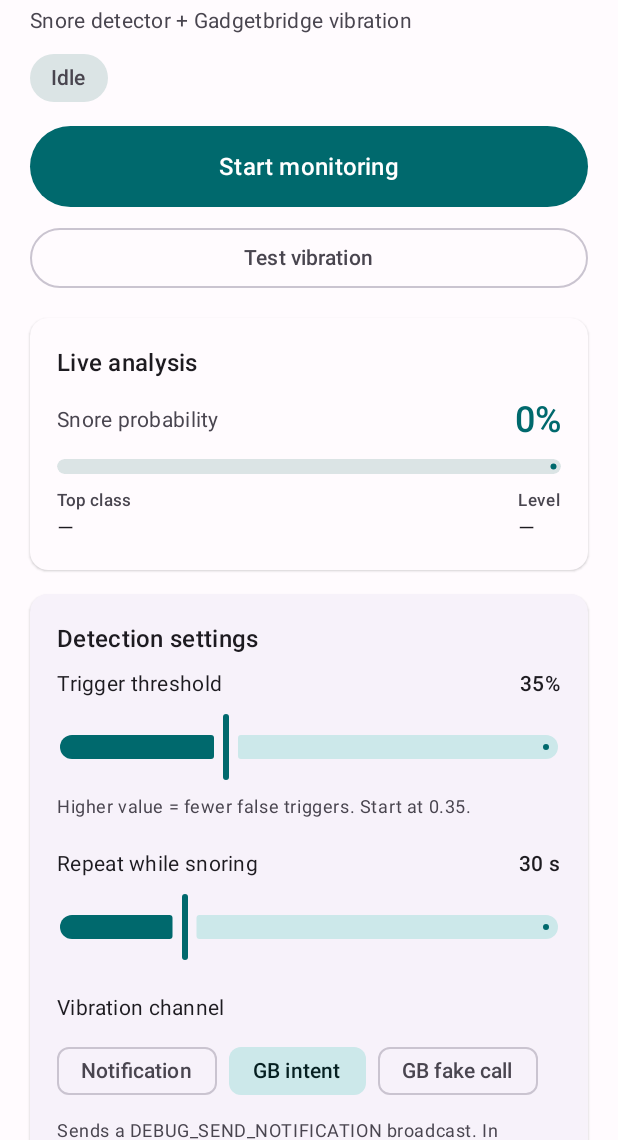
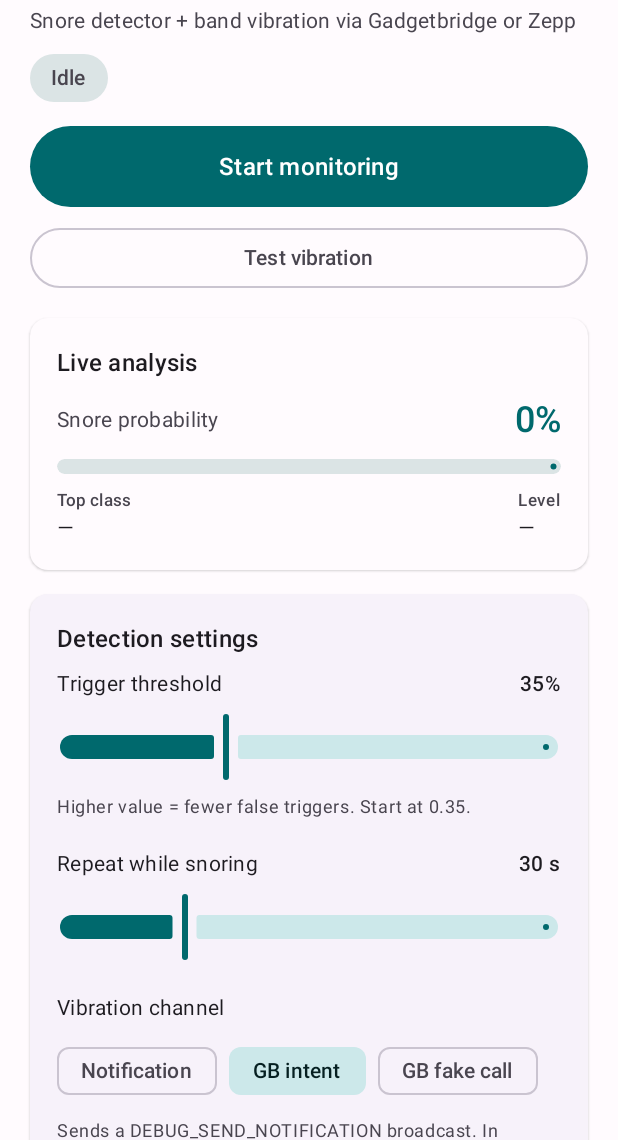
Before and after one commit to temnoed/AntiSnorr, an Android app built with Jetpack Compose: the screen it shows after launch (MainActivity), after a tap on "GB intent", on a phone screen of 412 x 824 dp, the part 96-1236 px from its top. Run offline under Robolectric (Android 15) with nearby library versions, the phone set to English and light mode, and no system bars.

Commit message:
Subtitle mentions Zepp

```diff
--- a/app/src/main/res/values/strings.xml
+++ b/app/src/main/res/values/strings.xml
@@ -1,6 +1,6 @@
 <resources>
     <string name="app_name">AntiSnorr</string>
-    <string name="app_subtitle">Snore detector + Gadgetbridge vibration</string>
+    <string name="app_subtitle">Snore detector + band vibration via Gadgetbridge or Zepp</string>
 
     <string name="status_idle">Idle</string>
     <string name="status_listening">Listening to the microphone</string>
```
Also changed, not shown: 1 other file.
